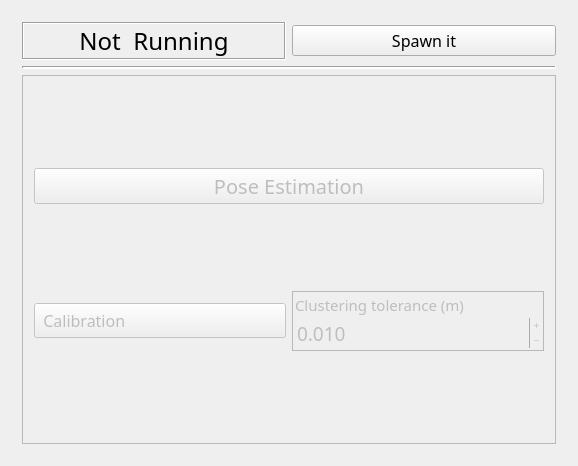
First picture: the form in src/recognition/gui/tracker_gui.ui, repository Tabjones/pacman_vision, before the edit.
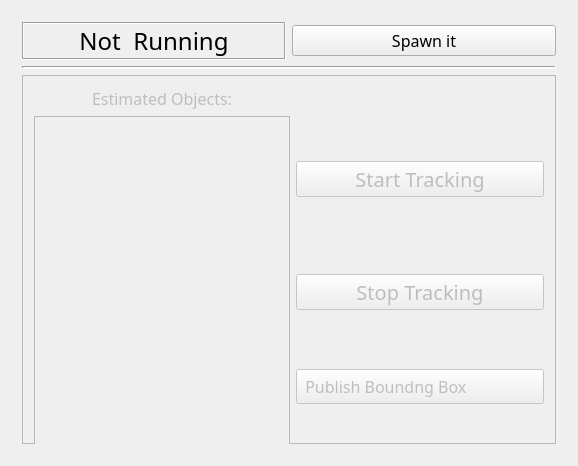
Second picture: the form after the edit. Icons and pictures are not drawn.

Commit message: Tracker_gui work, still wip

What changed in the file:
```diff
--- a/src/recognition/gui/tracker_gui.ui
+++ b/src/recognition/gui/tracker_gui.ui
@@ -125,8 +125,138 @@
           <enum>QFrame::Raised</enum>
          </property>
          <layout class="QGridLayout" name="gridLayout_2">
-          <item row="1" column="0">
-           <widget class="QPushButton" name="CalibButt">
+          <item row="0" column="0">
+           <widget class="QLabel" name="objectsL">
+            <property name="sizePolicy">
+             <sizepolicy hsizetype="Minimum" vsizetype="Fixed">
+              <horstretch>0</horstretch>
+              <verstretch>0</verstretch>
+             </sizepolicy>
+            </property>
+            <property name="layoutDirection">
+             <enum>Qt::RightToLeft</enum>
+            </property>
+            <property name="text">
+             <string>Estimated Objects:</string>
+            </property>
+            <property name="alignment">
+             <set>Qt::AlignCenter</set>
+            </property>
+           </widget>
+          </item>
+          <item row="1" column="0" rowspan="3">
+           <widget class="QListWidget" name="objects">
+            <property name="sizePolicy">
+             <sizepolicy hsizetype="Fixed" vsizetype="Expanding">
+              <horstretch>0</horstretch>
+              <verstretch>0</verstretch>
+             </sizepolicy>
+            </property>
+            <property name="minimumSize">
+             <size>
+              <width>0</width>
+              <height>330</height>
+             </size>
+            </property>
+            <property name="toolTip">
+             <string>Select an object to track. Populate this list by performing Pose Estimations.</string>
+            </property>
+            <property name="frameShape">
+             <enum>QFrame::StyledPanel</enum>
+            </property>
+            <property name="editTriggers">
+             <set>QAbstractItemView::NoEditTriggers</set>
+            </property>
+            <property name="tabKeyNavigation">
+             <bool>true</bool>
+            </property>
+            <property name="alternatingRowColors">
+             <bool>true</bool>
+            </property>
+           </widget>
+          </item>
+          <item row="1" column="1">
+           <widget class="QPushButton" name="TrackButt">
+            <property name="enabled">
+             <bool>false</bool>
+            </property>
+            <property name="font">
+             <font>
+              <family>Oxygen-Sans</family>
+              <pointsize>15</pointsize>
+             </font>
+            </property>
+            <property name="focusPolicy">
+             <enum>Qt::NoFocus</enum>
+            </property>
+            <property name="acceptDrops">
+             <bool>false</bool>
+            </property>
+            <property name="toolTip">
+             <string>Start Tracking highlighted object. (By calling service track_object)</string>
+            </property>
+            <property name="layoutDirection">
+             <enum>Qt::LeftToRight</enum>
+            </property>
+            <property name="styleSheet">
+             <string notr="true">Text-align:center</string>
+            </property>
+            <property name="text">
+             <string>Start Tracking</string>
+            </property>
+            <property name="iconSize">
+             <size>
+              <width>32</width>
+              <height>32</height>
+             </size>
+            </property>
+            <property name="checkable">
+             <bool>false</bool>
+            </property>
+           </widget>
+          </item>
+          <item row="2" column="1">
+           <widget class="QPushButton" name="StopButt">
+            <property name="enabled">
+             <bool>false</bool>
+            </property>
+            <property name="font">
+             <font>
+              <family>Oxygen-Sans</family>
+              <pointsize>15</pointsize>
+             </font>
+            </property>
+            <property name="focusPolicy">
+             <enum>Qt::NoFocus</enum>
+            </property>
+            <property name="acceptDrops">
+             <bool>false</bool>
+            </property>
+            <property name="toolTip">
+             <string>Stop Current Tracking. (By calling service stop_track)</string>
+            </property>
+            <property name="layoutDirection">
+             <enum>Qt::LeftToRight</enum>
+            </property>
+            <property name="styleSheet">
+             <string notr="true">Text-align:center</string>
+            </property>
+            <property name="text">
+             <string>Stop Tracking</string>
+            </property>
+            <property name="iconSize">
+             <size>
+              <width>32</width>
+              <height>32</height>
+             </size>
+            </property>
+            <property name="checkable">
+             <bool>false</bool>
+            </property>
+           </widget>
+          </item>
+          <item row="3" column="1">
+           <widget class="QPushButton" name="PubButt">
             <property name="maximumSize">
              <size>
               <width>16777215</width>
@@ -152,7 +282,7 @@
              <string notr="true">Text-align:left</string>
             </property>
             <property name="text">
-             <string>  Calibration</string>
+             <string>  Publish Boundng Box</string>
             </property>
             <property name="icon">
              <iconset resource="../../../resources/resources.qrc">
@@ -170,150 +300,6 @@
             </property>
            </widget>
           </item>
-          <item row="0" column="0" colspan="2">
-           <widget class="QPushButton" name="EstimationButt">
-            <property name="font">
-             <font>
-              <family>Oxygen-Sans</family>
-              <pointsize>15</pointsize>
-             </font>
-            </property>
-            <property name="focusPolicy">
-             <enum>Qt::NoFocus</enum>
-            </property>
-            <property name="acceptDrops">
-             <bool>false</bool>
-            </property>
-            <property name="toolTip">
-             <string>Perform a Pose Estimation (By running service Estimate).</string>
-            </property>
-            <property name="layoutDirection">
-             <enum>Qt::LeftToRight</enum>
-            </property>
-            <property name="styleSheet">
-             <string notr="true">Text-align:center</string>
-            </property>
-            <property name="text">
-             <string>Pose Estimation</string>
-            </property>
-            <property name="iconSize">
-             <size>
-              <width>32</width>
-              <height>32</height>
-             </size>
-            </property>
-            <property name="checkable">
-             <bool>false</bool>
-            </property>
-           </widget>
-          </item>
-          <item row="1" column="1">
-           <widget class="QFrame" name="ClusterF">
-            <property name="enabled">
-             <bool>false</bool>
-            </property>
-            <property name="sizePolicy">
-             <sizepolicy hsizetype="Preferred" vsizetype="Fixed">
-              <horstretch>0</horstretch>
-              <verstretch>0</verstretch>
-             </sizepolicy>
-            </property>
-            <property name="minimumSize">
-             <size>
-              <width>222</width>
-              <height>0</height>
-             </size>
-            </property>
-            <property name="font">
-             <font>
-              <pointsize>11</pointsize>
-             </font>
-            </property>
-            <property name="toolTip">
-             <string>Euclidean clustering tolerance. Points closer than this distance are clusterized togheter</string>
-            </property>
-            <property name="frameShape">
-             <enum>QFrame::StyledPanel</enum>
-            </property>
-            <property name="frameShadow">
-             <enum>QFrame::Raised</enum>
-            </property>
-            <layout class="QVBoxLayout" name="verticalLayout_7">
-             <property name="spacing">
-              <number>2</number>
-             </property>
-             <property name="leftMargin">
-              <number>2</number>
-             </property>
-             <property name="topMargin">
-              <number>2</number>
-             </property>
-             <property name="rightMargin">
-              <number>2</number>
-             </property>
-             <property name="bottomMargin">
-              <number>2</number>
-             </property>
-             <item>
-              <widget class="QLabel" name="ClusterL">
-               <property name="font">
-                <font>
-                 <pointsize>11</pointsize>
-                </font>
-               </property>
-               <property name="frameShape">
-                <enum>QFrame::NoFrame</enum>
-               </property>
-               <property name="frameShadow">
-                <enum>QFrame::Plain</enum>
-               </property>
-               <property name="text">
-                <string>Clustering tolerance (m)</string>
-               </property>
-               <property name="textFormat">
-                <enum>Qt::PlainText</enum>
-               </property>
-               <property name="alignment">
-                <set>Qt::AlignLeading|Qt::AlignLeft|Qt::AlignTop</set>
-               </property>
-              </widget>
-             </item>
-             <item>
-              <widget class="QDoubleSpinBox" name="Cluster">
-               <property name="font">
-                <font>
-                 <pointsize>14</pointsize>
-                </font>
-               </property>
-               <property name="wrapping">
-                <bool>false</bool>
-               </property>
-               <property name="frame">
-                <bool>false</bool>
-               </property>
-               <property name="buttonSymbols">
-                <enum>QAbstractSpinBox::PlusMinus</enum>
-               </property>
-               <property name="decimals">
-                <number>3</number>
-               </property>
-               <property name="minimum">
-                <double>0.001000000000000</double>
-               </property>
-               <property name="maximum">
-                <double>0.500000000000000</double>
-               </property>
-               <property name="singleStep">
-                <double>0.010000000000000</double>
-               </property>
-               <property name="value">
-                <double>0.010000000000000</double>
-               </property>
-              </widget>
-             </item>
-            </layout>
-           </widget>
-          </item>
          </layout>
         </widget>
        </item>
```
Left out of the diff: 2 changed lines with no effect on the pictures. The commit also changes 2 other files.
